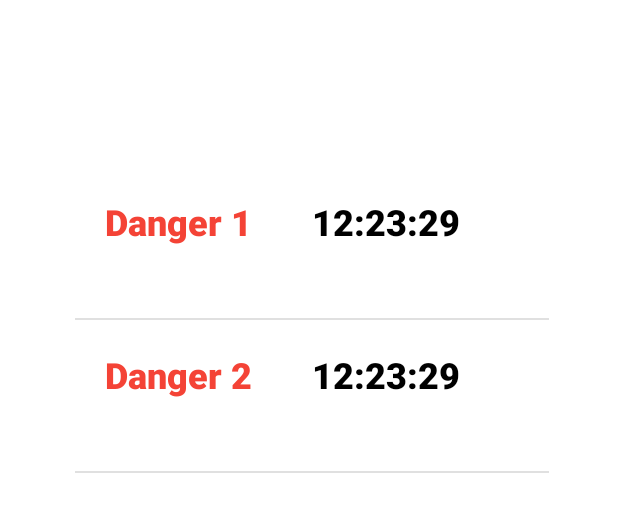
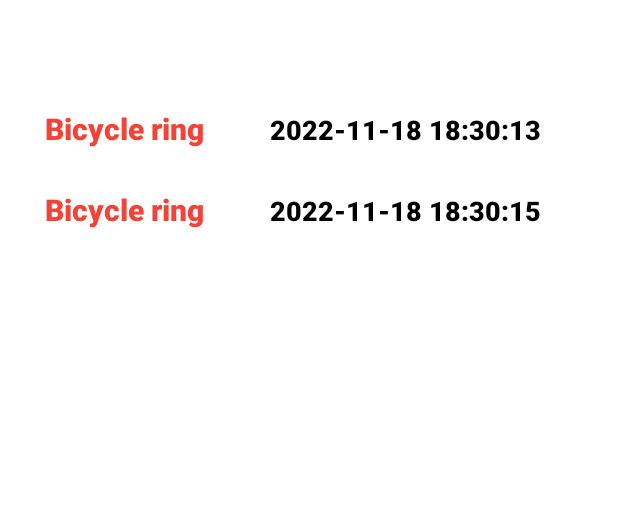
Before and after one commit to u3569037/Alertio, an Android app: the PastRecord screen opened directly, with no data from a screen before it, on a phone screen of 412 x 824 dp, the part 200-732 px from its top. Run offline under Robolectric (Android 15) with nearby library versions, the phone set to English and light mode, and no system bars; Roboto replaces fonts that are not available here.

Commit message:
Add record function implemented

```diff
--- a/app/src/main/java/com/example/alertio/Operating.kt
+++ b/app/src/main/java/com/example/alertio/Operating.kt
@@ -1,29 +1,45 @@
 package com.example.alertio
 
-import androidx.appcompat.app.AppCompatActivity
 import android.os.Bundle
 import android.widget.Toast
-
-import java.lang.Exception
-import java.io.File
+import androidx.appcompat.app.AppCompatActivity
 import java.io.FileOutputStream
+import java.text.DateFormat
+import java.text.SimpleDateFormat
+import java.time.OffsetDateTime
+import java.time.ZoneId
+import java.time.ZonedDateTime
+import java.time.format.DateTimeFormatter
+import java.util.*
 
 class Operating : AppCompatActivity() {
-    private val file = "mydata"
+    private val file = "identificationRecord"
     override fun onCreate(savedInstanceState: Bundle?) {
         super.onCreate(savedInstanceState)
         setContentView(R.layout.activity_operating)
 
+        addRecord("Bicycle ring")
+    }
 
-        // + System.getProperty("line.separator")
-        val data = ("12:23:29\n")
+    private fun addRecord(danger:String){
+        var strDate = SimpleDateFormat("yyyy-MM-dd HH:mm:ss").format(Date()) + "+0000"
+        var dateFormatter = DateTimeFormatter.ofPattern("yyyy-MM-dd HH:mm:ssZ")
+        var resultOfParsing = OffsetDateTime.parse(strDate, dateFormatter)
+
+        var timeZone = ZoneId.of("Asia/Shanghai")
+        var hkTime: ZonedDateTime = resultOfParsing.atZoneSameInstant(timeZone)
+        val timeStamp = hkTime.format(dateFormatter).removeSuffix("+0800")
+
+
+        val data = "$danger,$timeStamp\n"
+
         try {
             val fOut: FileOutputStream = openFileOutput(file, MODE_APPEND)
             fOut.write(data!!.toByteArray())
             fOut.close()
             Toast.makeText(getBaseContext(), "file saved", Toast.LENGTH_SHORT).show()
         } catch (e: Exception) {
-         e.printStackTrace()
+            e.printStackTrace()
         }
     }
 
--- a/app/src/main/java/com/example/alertio/PastRecord.kt
+++ b/app/src/main/java/com/example/alertio/PastRecord.kt
@@ -9,7 +9,7 @@ import java.io.FileInputStream
 
 
 class PastRecord : AppCompatActivity() {
-    private val file = "mydata"
+    private val file = "identificationRecord"
 
 
     override fun onCreate(savedInstanceState: Bundle?) {
@@ -38,9 +38,9 @@ class PastRecord : AppCompatActivity() {
         val list = arrayListOf<MutableMap<String, Any>>()
         for (i in recordList!!.indices) {
             val map: MutableMap<String, Any> = HashMap()
-            val count = i+1
-            map["Danger"] = "Danger $count"
-            map["Time"] = recordList[i]
+            val splitData = recordList[i].split(",").toTypedArray()
+            map["Danger"] = splitData[0]
+            map["Time"] = splitData[1]
             list.add(map)
         }
         val adapter = SimpleAdapter(this, list, R.layout.activity_list_item,
--- a/app/src/main/res/layout/activity_list_item.xml
+++ b/app/src/main/res/layout/activity_list_item.xml
@@ -7,25 +7,27 @@
 
     <TextView
         android:id="@+id/danger"
-        android:layout_width="wrap_content"
+        android:layout_width="150sp"
         android:layout_height="wrap_content"
         android:fontFamily="sans-serif-black"
-        android:padding="20sp"
+        android:paddingTop="1sp"
+        android:paddingBottom="1sp"
         android:text="Bicycle"
         android:textColor="#F44336"
-        android:textSize="24sp"
+        android:textSize="20sp"
         android:textStyle="bold"
         tools:fontFamily="sans-serif-medium" />
 
     <TextView
         android:id="@+id/dtime"
-        android:layout_width="wrap_content"
+        android:layout_width="200sp"
         android:layout_height="wrap_content"
         android:fontFamily="sans-serif-black"
-        android:padding="20sp"
+        android:paddingTop="1sp"
+        android:paddingBottom="1sp"
         android:text="20221118 12:22:39"
         android:textColor="#000000"
-        android:textSize="24sp"
+        android:textSize="18sp"
         android:textStyle="bold" />
 
 </LinearLayout>
--- a/app/src/main/res/layout/activity_past_record.xml
+++ b/app/src/main/res/layout/activity_past_record.xml
@@ -32,18 +32,18 @@
         app:layout_constraintTop_toTopOf="parent"
         app:srcCompat="@drawable/app_logo800" />
 
-    <LinearLayout
-        android:layout_width="413dp"
-        android:layout_height="579dp"
-        android:orientation="vertical"
-        app:layout_constraintLeft_toLeftOf="parent"
-        app:layout_constraintBottom_toBottomOf="parent">
-
-        <ListView
-            android:id="@+id/list_view"
-            android:layout_width="316dp"
-            android:layout_height="514dp"
-            android:layout_marginLeft="50dp" />
-    </LinearLayout>
+    <ListView
+        android:id="@+id/list_view"
+        android:layout_width="0dp"
+        android:layout_height="620dp"
+        android:divider="@null"
+        android:dividerHeight="5.0sp"
+        android:fadeScrollbars="true"
+        android:paddingLeft="30sp"
+        android:paddingRight="30sp"
+        app:circularflow_angles="10"
+        app:layout_constraintBottom_toBottomOf="parent"
+        app:layout_constraintEnd_toEndOf="parent"
+        app:layout_constraintStart_toStartOf="parent" />
 
 </androidx.constraintlayout.widget.ConstraintLayout>
```
